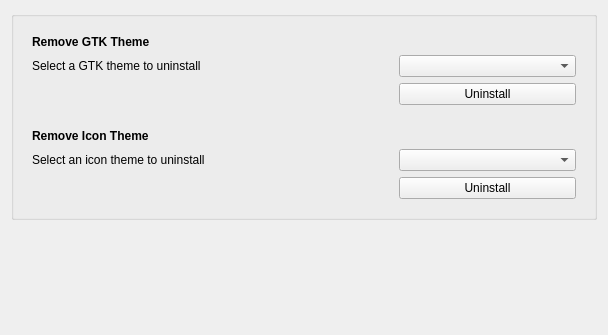
Above: src/ui/dialog_uninstaller.ui from KDE/kde-gtk-config before the change. Below: the same form after it.
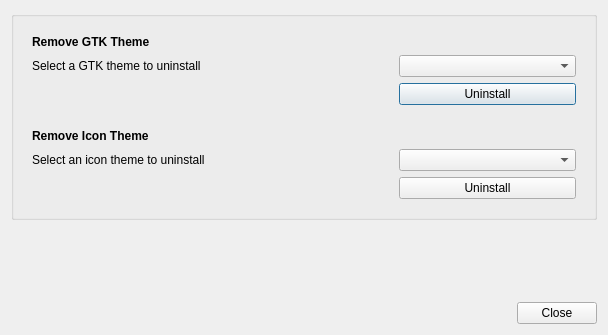
That is the form after the change.

```diff
--- a/src/ui/dialog_uninstaller.ui
+++ b/src/ui/dialog_uninstaller.ui
@@ -1,7 +1,7 @@
 <?xml version="1.0" encoding="UTF-8"?>
 <ui version="4.0">
  <class>dialog_uninstaller</class>
- <widget class="QWidget" name="dialog_uninstaller">
+ <widget class="QDialog" name="dialog_uninstaller">
   <property name="geometry">
    <rect>
     <x>0</x>
@@ -151,6 +151,13 @@
      </property>
     </spacer>
    </item>
+   <item>
+    <widget class="QDialogButtonBox" name="buttonBox">
+     <property name="standardButtons">
+      <set>QDialogButtonBox::Close</set>
+     </property>
+    </widget>
+   </item>
   </layout>
  </widget>
  <resources/>
```
Left out of the diff: 35 changed lines with no effect on the pictures.
